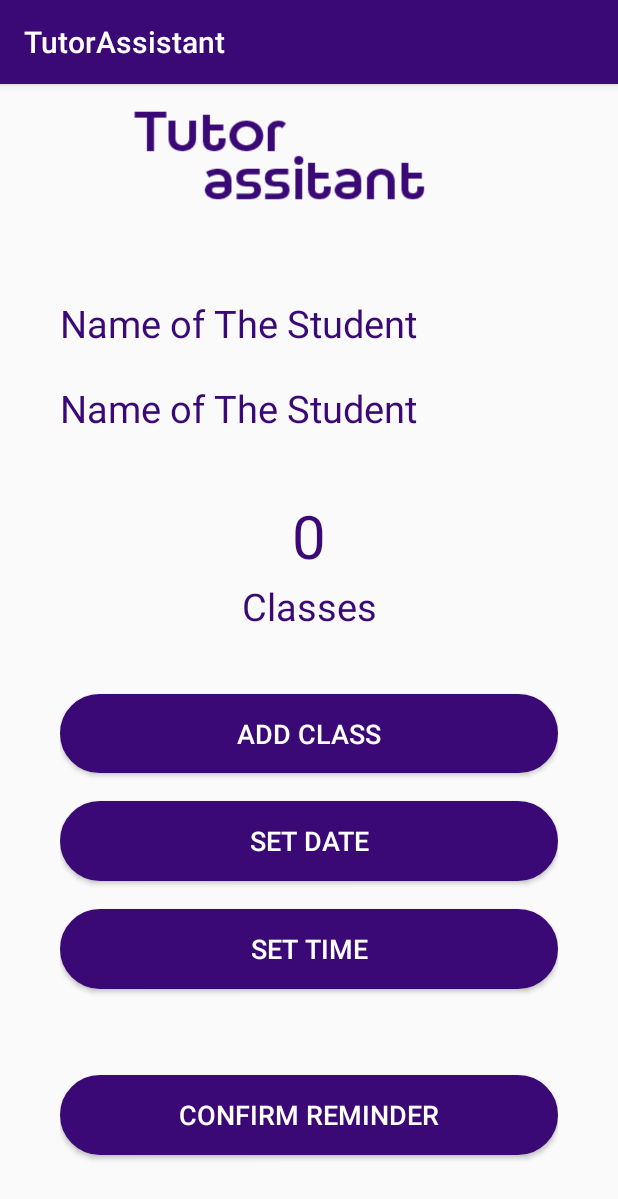
After one commit to hossainzarif/TuitionManagerApp, an Android app: the Add_Daily_Reminder screen opened directly, with no data from a screen before it, on a phone screen of 412 x 824 dp. The commit adds this screen. Shown: the top 1199 px of the screen. Run offline under Robolectric (Android 15) with nearby library versions, the phone set to English and light mode, and no system bars.

Commit message:
Done with initial Design

```diff
--- a/TutorAssistant/app/src/main/AndroidManifest.xml
+++ b/TutorAssistant/app/src/main/AndroidManifest.xml
@@ -9,7 +9,8 @@
         android:roundIcon="@mipmap/ic_launcher_round"
         android:supportsRtl="true"
         android:theme="@style/AppTheme">
-        <activity android:name=".Add_reminder"></activity>
+        <activity android:name=".Add_Daily_Reminder"></activity>
+        <activity android:name=".Add_reminder" />
         <activity android:name=".SplashScreen">
             <intent-filter>
                 <action android:name="android.intent.action.MAIN" />
@@ -17,7 +18,7 @@
                 <category android:name="android.intent.category.LAUNCHER" />
             </intent-filter>
         </activity>
-        <activity android:name=".MainActivity"></activity>
+        <activity android:name=".MainActivity" />
     </application>
 
 </manifest>
--- /dev/null
+++ b/TutorAssistant/app/src/main/java/com/example/tutorassistant/Add_Daily_Reminder.java
@@ -0,0 +1,14 @@
+package com.example.tutorassistant;
+
+import androidx.appcompat.app.AppCompatActivity;
+
+import android.os.Bundle;
+
+public class Add_Daily_Reminder extends AppCompatActivity {
+
+    @Override
+    protected void onCreate(Bundle savedInstanceState) {
+        super.onCreate(savedInstanceState);
+        setContentView(R.layout.activity_add__daily__reminder);
+    }
+}
--- a/TutorAssistant/app/src/main/java/com/example/tutorassistant/Add_reminder.java
+++ b/TutorAssistant/app/src/main/java/com/example/tutorassistant/Add_reminder.java
@@ -2,13 +2,37 @@ package com.example.tutorassistant;
 
 import androidx.appcompat.app.AppCompatActivity;
 
+import android.content.Intent;
 import android.os.Bundle;
+import android.view.View;
+import android.widget.Button;
 
 public class Add_reminder extends AppCompatActivity {
 
+    Button button_confirm ;
     @Override
     protected void onCreate(Bundle savedInstanceState) {
         super.onCreate(savedInstanceState);
         setContentView(R.layout.activity_add_reminder);
+
+
+        button_confirm =(Button)findViewById(R.id.button_for_confirm) ;
+
+        button_confirm.setOnClickListener(new View.OnClickListener() {
+            @Override
+            public void onClick(View view) {
+                openActivity() ;
+            }
+        });
+
     }
+
+    public void openActivity()
+    {
+        Intent intent = new Intent(this,Add_Daily_Reminder.class) ;
+        startActivity(intent);
+    }
+
+
+
 }
--- a/TutorAssistant/app/src/main/res/drawable/bc.xml
+++ b/TutorAssistant/app/src/main/res/drawable/bc.xml
@@ -14,7 +14,7 @@
         android:width="1dp"
         />
     <solid
-        android:color="#1D000000"
 
+    android:color="@color/oneforall"
         />
 </shape>
--- /dev/null
+++ b/TutorAssistant/app/src/main/res/layout/activity_add__daily__reminder.xml
@@ -0,0 +1,181 @@
+<?xml version="1.0" encoding="utf-8"?>
+<RelativeLayout xmlns:android="http://schemas.android.com/apk/res/android"
+    xmlns:app="http://schemas.android.com/apk/res-auto"
+    xmlns:tools="http://schemas.android.com/tools"
+    android:layout_width="match_parent"
+    android:layout_height="match_parent"
+    tools:context=".Add_reminder">
+
+    <ImageView
+        android:id="@+id/img"
+        android:layout_width="243dp"
+        android:layout_height="77dp"
+        android:layout_gravity="center"
+        android:layout_marginLeft="70dp"
+        android:layout_marginRight="70dp"
+        android:layout_marginTop="10dp"
+        android:src="@drawable/namelogo"
+        android:textAlignment="center" />
+
+
+
+
+
+
+    <LinearLayout
+        android:layout_width="match_parent"
+        android:layout_height="match_parent"
+        android:textAlignment="center"
+        android:layout_marginTop="10dp"
+        android:layout_marginRight="40dp"
+        android:orientation="vertical"
+        android:layout_marginLeft="40dp"
+        android:weightSum="20"
+        >
+
+        <Space
+            android:layout_width="match_parent"
+            android:layout_height="0dp"
+            android:layout_weight="3.5" />
+
+
+        <TextView
+            android:id="@+id/nameofthetuition"
+            android:layout_width="match_parent"
+            android:layout_height="0dp"
+            android:layout_weight="1.5"
+            android:text="Name of The Student"
+            android:textAlignment="textStart"
+            android:textAllCaps="false"
+            android:textColor="@color/oneforall"
+            android:textSize="25sp"
+
+
+            />
+
+
+
+        <TextView
+            android:id="@+id/amountoftaka"
+            android:layout_width="match_parent"
+            android:layout_height="0dp"
+            android:textAllCaps="false"
+            android:layout_weight="2"
+            android:text="Name of The Student"
+            android:textAlignment="textStart"
+            android:textSize="25sp"
+            android:textColor="@color/oneforall"
+
+
+
+            />
+
+        <TextView
+            android:id="@+id/Daysyouvegone"
+            android:layout_width="match_parent"
+            android:layout_height="0dp"
+            android:textAllCaps="false"
+            android:layout_weight="1.5"
+            android:text="0"
+            android:textAlignment="center"
+            android:textSize="40sp"
+
+            android:textColor="@color/oneforall"
+            />
+        <TextView
+            android:id="@+id/simpletext2"
+            android:layout_width="match_parent"
+            android:layout_height="0dp"
+            android:textAllCaps="false"
+            android:layout_weight="2"
+            android:text="Classes"
+            android:textAlignment="center"
+            android:textSize="25sp"
+            android:textColor="@color/oneforall"
+            />
+
+        <Button
+            android:id="@+id/button_for_Add"
+            android:layout_width="match_parent"
+            android:layout_height="0dp"
+            android:layout_weight="1.4"
+            android:background="@drawable/bc"
+            android:elevation="15dp"
+            android:text="ADD CLASS"
+            android:textAlignment="center"
+            android:textAllCaps="false"
+            android:textColor="@color/white"
+            android:textSize="18sp" />
+        <Space
+            android:layout_width="match_parent"
+            android:layout_height="0dp"
+            android:layout_weight=".5"
+            />
+
+        <Button
+            android:id="@+id/button_for_date"
+            android:layout_width="match_parent"
+            android:layout_height="0dp"
+            android:layout_weight="1.4"
+            android:background="@drawable/bc"
+            android:elevation="15dp"
+            android:text="SET DATE"
+            android:textAlignment="center"
+            android:textAllCaps="false"
+            android:textColor="@color/white"
+            android:textSize="18sp" />
+        <Space
+            android:layout_width="match_parent"
+            android:layout_height="0dp"
+            android:layout_weight=".5"
+            />
+
+        <Button
+            android:id="@+id/button_for_time"
+            android:layout_width="match_parent"
+            android:layout_height="0dp"
+            android:layout_weight="1.4"
+            android:background="@drawable/bc"
+            android:elevation="15dp"
+            android:text="SET TIME"
+            android:textAlignment="center"
+            android:textAllCaps="false"
+            android:textColor="@color/white"
+            android:textSize="18sp" />
+
+        <Space
+            android:layout_width="match_parent"
+            android:layout_height="0dp"
+            android:layout_weight="1.5" />
+
+        <Button
+            android:id="@+id/button_to_save"
+            android:layout_width="match_parent"
+            android:layout_height="0dp"
+            android:layout_weight="1.4"
+            android:background="@drawable/bc"
+            android:elevation="15dp"
+            android:text="CONFIRM REMINDER"
+            android:textAlignment="center"
+            android:textAllCaps="false"
+            android:textColor="@color/white"
+            android:textSize="18sp" />
+    </LinearLayout>
+
+
+
+
+
+
+
+
+
+
+
+
+
+
+
+
+
+</RelativeLayout>
--- a/TutorAssistant/app/src/main/res/layout/activity_add_reminder.xml
+++ b/TutorAssistant/app/src/main/res/layout/activity_add_reminder.xml
@@ -12,14 +12,14 @@
         android:layout_height="77dp"
         android:layout_gravity="center"
         android:layout_marginLeft="70dp"
-        android:layout_marginTop="5dp"
+        android:layout_marginTop="10dp"
         android:src="@drawable/namelogo"
         android:textAlignment="center" />
 
 
 
 
-        >
+
 
         <LinearLayout
             android:layout_width="match_parent"
@@ -83,7 +83,7 @@
             <Space
                 android:layout_width="match_parent"
                 android:layout_height="0dp"
-                android:layout_weight="2"
+                android:layout_weight="4"
                 >
 
 
@@ -91,16 +91,19 @@
             </Space>
 
             <Button
-                android:id="@+id/button"
+                android:id="@+id/button_for_confirm"
                 android:layout_width="match_parent"
                 android:layout_height="0dp"
                 android:background="@drawable/bc"
-                android:layout_weight="1.3"
-                android:elevation="15dp"
+                android:layout_weight="1.4"
+                app:elevation="25dp"
                 android:textSize="18sp"
                 android:textAllCaps="false"
+
                 android:textAlignment="center"
-                android:textColor="@color/oneforall"
+
+                android:elevation="25dp"
+                android:textColor="@color/white"
                 android:text="CONFIRM" />
         </LinearLayout>
 
```
